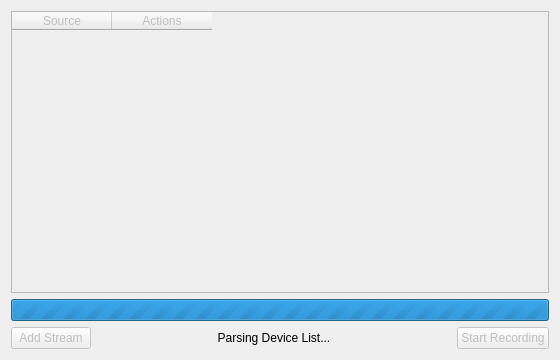
The window that mainwindow.ui (NexusTools/QStreamMixer) describes before a commit, drawn with Qt 5.
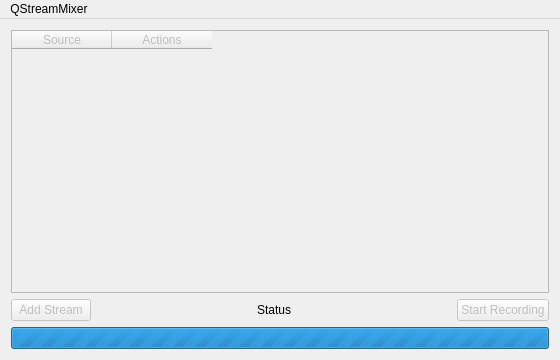
The same window after the commit.

Commit message: Added menu items Added close handler

Diff of the .ui file:
```diff
--- a/mainwindow.ui
+++ b/mainwindow.ui
@@ -38,16 +38,6 @@
       </column>
      </widget>
     </item>
-    <item>
-     <widget class="QProgressBar" name="progressBar">
-      <property name="maximum">
-       <number>0</number>
-      </property>
-      <property name="value">
-       <number>0</number>
-      </property>
-     </widget>
-    </item>
     <item>
      <layout class="QHBoxLayout" name="horizontalLayout">
       <item>
@@ -69,7 +59,7 @@
          </sizepolicy>
         </property>
         <property name="text">
-         <string>Parsing Device List...</string>
+         <string>Status</string>
         </property>
         <property name="alignment">
          <set>Qt::AlignCenter</set>
@@ -88,6 +78,16 @@
       </item>
      </layout>
     </item>
+    <item>
+     <widget class="QProgressBar" name="progressBar">
+      <property name="maximum">
+       <number>0</number>
+      </property>
+      <property name="value">
+       <number>0</number>
+      </property>
+     </widget>
+    </item>
    </layout>
   </widget>
   <widget class="QMenuBar" name="menuBar">
@@ -99,6 +99,16 @@
      <height>25</height>
     </rect>
    </property>
+   <widget class="QMenu" name="menuQStreamMixer">
+    <property name="title">
+     <string>QStreamMixer</string>
+    </property>
+    <addaction name="actionRefresh"/>
+    <addaction name="actionPreferences"/>
+    <addaction name="separator"/>
+    <addaction name="actionQuit"/>
+   </widget>
+   <addaction name="menuQStreamMixer"/>
   </widget>
  </widget>
  <layoutdefault spacing="6" margin="11"/>
```
Left out of the diff: 34 changed lines with no effect on the pictures. The commit also changes 2 other files.
